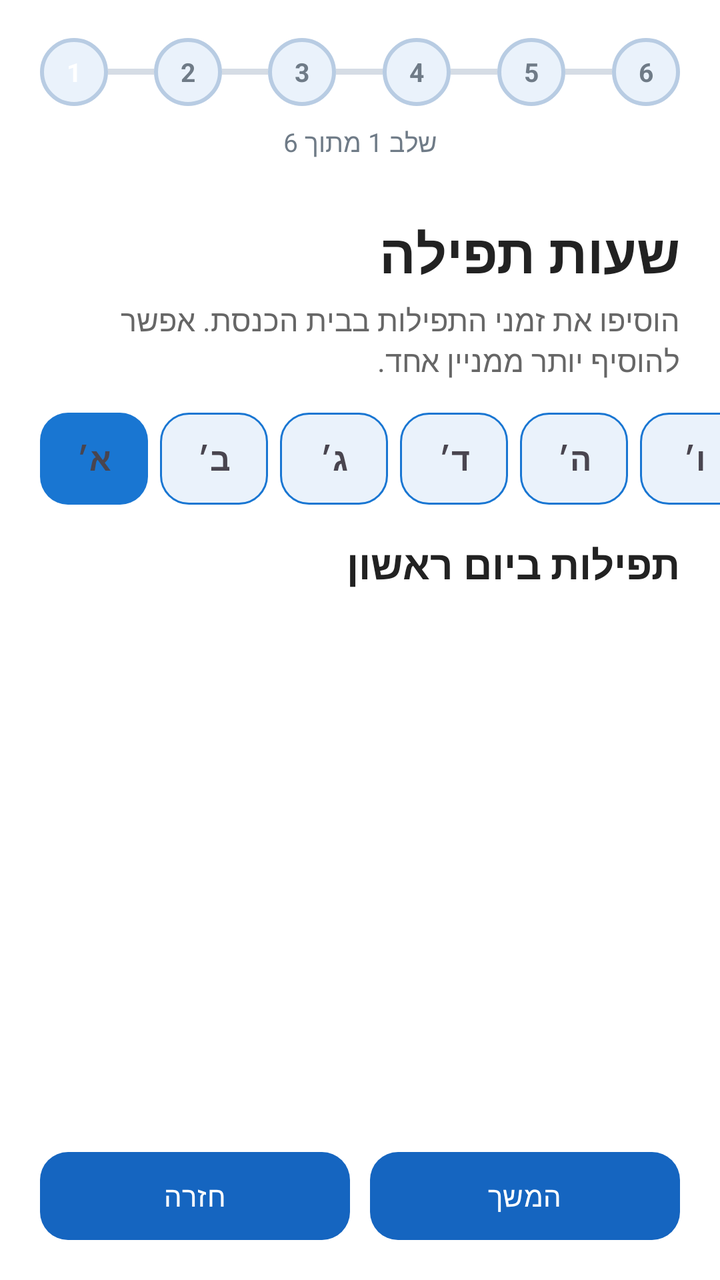
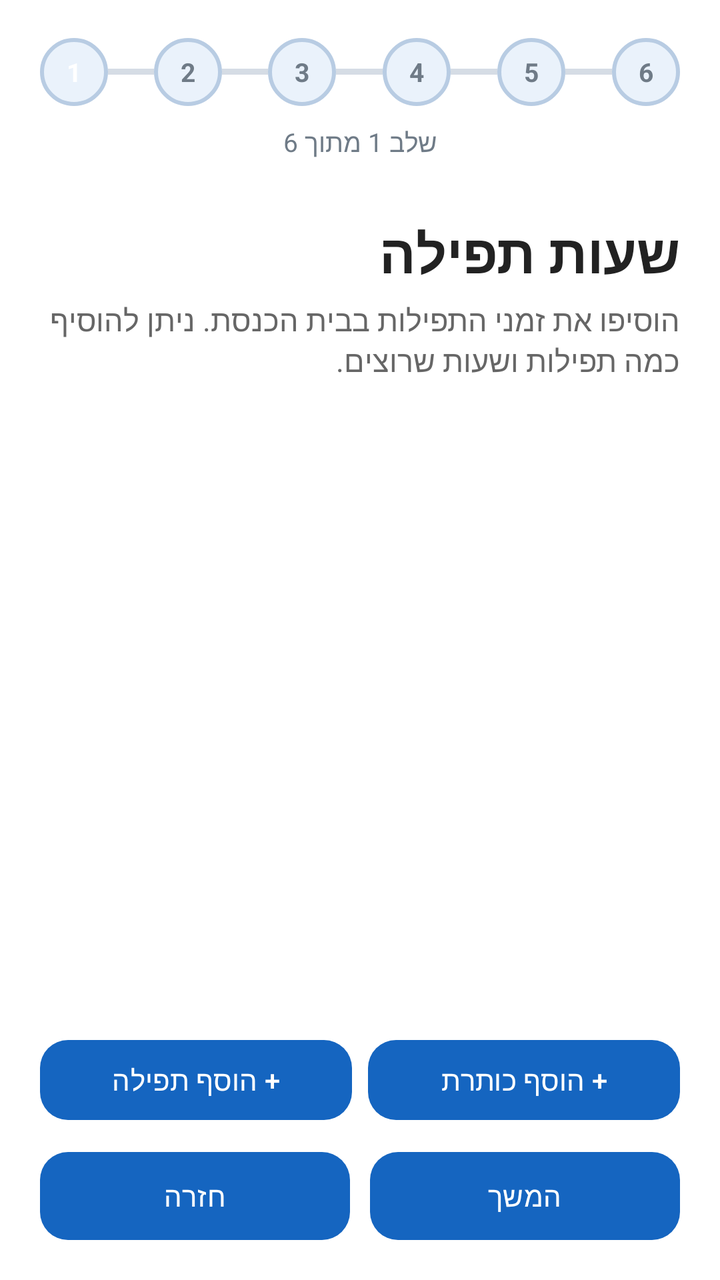

The first picture is an Android layout as it rendered before a commit; the second is the same layout after the commit. The layout source and the unified diff follow.
<!-- AndroidManifest.xml: application theme Theme.DrawerAppSyn -->
<!-- res/layout/fragment_add_synagogue_04_prayer.xml -->
<?xml version="1.0" encoding="utf-8"?>
<androidx.constraintlayout.widget.ConstraintLayout
    xmlns:android="http://schemas.android.com/apk/res/android"
    xmlns:app="http://schemas.android.com/apk/res-auto"
    android:layout_width="match_parent"
    android:layout_height="match_parent"
    android:background="@android:color/white"
    android:layoutDirection="rtl">




    <include
        android:id="@+id/registrationProgressInclude"
        layout="@layout/registration_progress"
        android:layout_width="0dp"
        android:layout_height="wrap_content"
        android:layout_marginStart="20dp"
        android:layout_marginEnd="20dp"
        android:layout_marginTop="8dp"
        app:layout_constraintTop_toTopOf="parent"
        app:layout_constraintStart_toStartOf="parent"
        app:layout_constraintEnd_toEndOf="parent" />




    <TextView
        android:id="@+id/textTitle"
        android:layout_width="0dp"
        android:layout_height="wrap_content"
        android:text="שעות תפילה"
        android:textColor="#222222"
        android:textSize="27sp"
        android:textStyle="bold"
        android:layout_marginStart="20dp"
        android:layout_marginEnd="20dp"
        android:layout_marginTop="8dp"
        app:layout_constraintTop_toBottomOf="@id/registrationProgressInclude"
        app:layout_constraintStart_toStartOf="parent"
        app:layout_constraintEnd_toEndOf="parent" />

    <TextView
        android:id="@+id/textSubtitle"
        android:layout_width="0dp"
        android:layout_height="wrap_content"
        android:text="הוסיפו את זמני התפילות בבית הכנסת. אפשר להוסיף יותר ממניין אחד."
        android:textColor="#666666"
        android:textSize="15sp"
        android:layout_marginStart="20dp"
        android:layout_marginEnd="20dp"
        android:layout_marginTop="5dp"
        app:layout_constraintTop_toBottomOf="@id/textTitle"
        app:layout_constraintStart_toStartOf="parent"
        app:layout_constraintEnd_toEndOf="parent" />

    <HorizontalScrollView
        android:id="@+id/daysScroll"
        android:layout_width="0dp"
        android:layout_height="wrap_content"
        android:scrollbars="none"
        android:layout_marginTop="16dp"
        app:layout_constraintTop_toBottomOf="@id/textSubtitle"
        app:layout_constraintStart_toStartOf="parent"
        app:layout_constraintEnd_toEndOf="parent">

        <LinearLayout
            android:layout_width="wrap_content"
            android:layout_height="wrap_content"
            android:orientation="horizontal"
            android:paddingStart="20dp"
            android:paddingEnd="20dp">

            <TextView
                android:id="@+id/daySunday"
                android:layout_width="54dp"
                android:layout_height="46dp"
                android:gravity="center"
                android:text="א׳"
                android:textSize="16sp"
                android:textStyle="bold"
                android:layout_marginEnd="6dp"
                android:background="@drawable/bg_day_selected" />

            <TextView
                android:id="@+id/dayMonday"
                android:layout_width="54dp"
                android:layout_height="46dp"
                android:gravity="center"
                android:text="ב׳"
                android:textSize="16sp"
                android:textStyle="bold"
                android:layout_marginEnd="6dp"
                android:background="@drawable/bg_day_unselected" />

            <TextView
                android:id="@+id/dayTuesday"
                android:layout_width="54dp"
                android:layout_height="46dp"
                android:gravity="center"
                android:text="ג׳"
                android:textSize="16sp"
                android:textStyle="bold"
                android:layout_marginEnd="6dp"
                android:background="@drawable/bg_day_unselected" />

            <TextView
                android:id="@+id/dayWednesday"
                android:layout_width="54dp"
                android:layout_height="46dp"
                android:gravity="center"
                android:text="ד׳"
                android:textSize="16sp"
                android:textStyle="bold"
                android:layout_marginEnd="6dp"
                android:background="@drawable/bg_day_unselected" />

            <TextView
                android:id="@+id/dayThursday"
                android:layout_width="54dp"
                android:layout_height="46dp"
                android:gravity="center"
                android:text="ה׳"
                android:textSize="16sp"
                android:textStyle="bold"
                android:layout_marginEnd="6dp"
                android:background="@drawable/bg_day_unselected" />

            <TextView
                android:id="@+id/dayFriday"
                android:layout_width="54dp"
                android:layout_height="46dp"
                android:gravity="center"
                android:text="ו׳"
                android:textSize="16sp"
                android:textStyle="bold"
                android:layout_marginEnd="6dp"
                android:background="@drawable/bg_day_unselected" />

            <TextView
                android:id="@+id/dayShabbat"
                android:layout_width="54dp"
                android:layout_height="46dp"
                android:gravity="center"
                android:text="שבת"
                android:textSize="15sp"
                android:textStyle="bold"
                android:background="@drawable/bg_day_unselected" />

        </LinearLayout>

    </HorizontalScrollView>

    <TextView
        android:id="@+id/selectedDayTitle"
        android:layout_width="0dp"
        android:layout_height="wrap_content"
        android:text="תפילות ביום ראשון"
        android:textColor="#222222"
        android:textSize="20sp"
        android:textStyle="bold"
        android:layout_marginStart="20dp"
        android:layout_marginEnd="20dp"
        android:layout_marginTop="16dp"
        app:layout_constraintTop_toBottomOf="@id/daysScroll"
        app:layout_constraintStart_toStartOf="parent"
        app:layout_constraintEnd_toEndOf="parent" />

    <ScrollView
        android:id="@+id/prayerScroll"
        android:layout_width="0dp"
        android:layout_height="0dp"
        android:fillViewport="true"
        android:layout_marginTop="10dp"
        android:layout_marginBottom="10dp"
        app:layout_constraintTop_toBottomOf="@id/selectedDayTitle"
        app:layout_constraintBottom_toTopOf="@id/navigationButtons"
        app:layout_constraintStart_toStartOf="parent"
        app:layout_constraintEnd_toEndOf="parent">

        <LinearLayout
            android:id="@+id/prayerContainer"
            android:layout_width="match_parent"
            android:layout_height="wrap_content"
            android:orientation="vertical"
            android:paddingStart="20dp"
            android:paddingEnd="20dp"
            android:paddingBottom="20dp" />

    </ScrollView>

    <LinearLayout
        android:id="@+id/navigationButtons"
        android:layout_width="0dp"
        android:layout_height="wrap_content"
        android:orientation="horizontal"
        android:paddingStart="20dp"
        android:paddingEnd="20dp"
        android:paddingBottom="16dp"
        android:gravity="center_vertical"
        app:layout_constraintBottom_toBottomOf="parent"
        app:layout_constraintStart_toStartOf="parent"
        app:layout_constraintEnd_toEndOf="parent">

        <com.google.android.material.button.MaterialButton
            android:id="@+id/buttonBack"
            android:layout_width="0dp"
            android:layout_height="wrap_content"
            android:layout_weight="1"
            android:text="חזרה"
            android:minHeight="52dp"
            app:cornerRadius="14dp" />

        <Space
            android:layout_width="10dp"
            android:layout_height="1dp" />

        <com.google.android.material.button.MaterialButton
            android:id="@+id/buttonNext"
            android:layout_width="0dp"
            android:layout_height="wrap_content"
            android:layout_weight="1"
            android:text="המשך"
            android:minHeight="52dp"
            app:cornerRadius="14dp" />

    </LinearLayout>

</androidx.constraintlayout.widget.ConstraintLayout>
<!-- res/layout/registration_progress.xml (included above) -->
<?xml version="1.0" encoding="utf-8"?>
<LinearLayout
    xmlns:android="http://schemas.android.com/apk/res/android"
    android:id="@+id/registrationProgress"
    android:layout_width="match_parent"
    android:layout_height="wrap_content"
    android:orientation="vertical"
    android:layoutDirection="ltr"
    android:paddingTop="8dp"
    android:paddingBottom="20dp">

    <LinearLayout
        android:layout_width="match_parent"
        android:layout_height="40dp"
        android:orientation="horizontal"
        android:gravity="center_vertical">

        <TextView
            android:id="@+id/progressStep1"
            android:layout_width="34dp"
            android:layout_height="34dp"
            android:gravity="center"
            android:text="1"
            android:textSize="13sp"
            android:textStyle="bold"
            android:textColor="#FFFFFF"
            android:background="@drawable/bg_progress_inactive"/>

        <View
            android:id="@+id/progressLine1"
            android:layout_width="0dp"
            android:layout_height="3dp"
            android:layout_weight="1"
            android:background="#D5DCE5"/>

        <TextView
            android:id="@+id/progressStep2"
            android:layout_width="34dp"
            android:layout_height="34dp"
            android:gravity="center"
            android:text="2"
            android:textSize="13sp"
            android:textStyle="bold"
            android:textColor="#6F7B87"
            android:background="@drawable/bg_progress_inactive"/>

        <View
            android:id="@+id/progressLine2"
            android:layout_width="0dp"
            android:layout_height="3dp"
            android:layout_weight="1"
            android:background="#D5DCE5"/>

        <TextView
            android:id="@+id/progressStep3"
            android:layout_width="34dp"
            android:layout_height="34dp"
            android:gravity="center"
            android:text="3"
            android:textSize="13sp"
            android:textStyle="bold"
            android:textColor="#6F7B87"
            android:background="@drawable/bg_progress_inactive"/>

        <View
            android:id="@+id/progressLine3"
            android:layout_width="0dp"
            android:layout_height="3dp"
            android:layout_weight="1"
            android:background="#D5DCE5"/>

        <TextView
            android:id="@+id/progressStep4"
            android:layout_width="34dp"
            android:layout_height="34dp"
            android:gravity="center"
            android:text="4"
            android:textSize="13sp"
            android:textStyle="bold"
            android:textColor="#6F7B87"
            android:background="@drawable/bg_progress_inactive"/>

        <View
            android:id="@+id/progressLine4"
            android:layout_width="0dp"
            android:layout_height="3dp"
            android:layout_weight="1"
            android:background="#D5DCE5"/>

        <TextView
            android:id="@+id/progressStep5"
            android:layout_width="34dp"
            android:layout_height="34dp"
            android:gravity="center"
            android:text="5"
            android:textSize="13sp"
            android:textStyle="bold"
            android:textColor="#6F7B87"
            android:background="@drawable/bg_progress_inactive"/>

        <View
            android:id="@+id/progressLine5"
            android:layout_width="0dp"
            android:layout_height="3dp"
            android:layout_weight="1"
            android:background="#D5DCE5"/>

        <TextView
            android:id="@+id/progressStep6"
            android:layout_width="34dp"
            android:layout_height="34dp"
            android:gravity="center"
            android:text="6"
            android:textSize="13sp"
            android:textStyle="bold"
            android:textColor="#6F7B87"
            android:background="@drawable/bg_progress_inactive"/>

    </LinearLayout>

    <TextView
        android:id="@+id/progressStepText"
        android:layout_width="match_parent"
        android:layout_height="wrap_content"
        android:gravity="center"
        android:text="שלב 1 מתוך 6"
        android:textColor="#6F7B87"
        android:textSize="13sp"
        android:layout_marginTop="6dp"
        android:layoutDirection="rtl"/>

</LinearLayout>
<!-- resources referenced by this layout -->
<resources>
  <!-- drawable bg_day_selected (drawable) -->
  <?xml version="1.0" encoding="utf-8"?>
  <shape xmlns:android="http://schemas.android.com/apk/res/android"
      android:shape="rectangle">
  
      <solid android:color="#1976D2" />
  
      <corners android:radius="14dp" />
  
  </shape>
  <!-- drawable bg_day_unselected (drawable) -->
  <?xml version="1.0" encoding="utf-8"?>
  <shape xmlns:android="http://schemas.android.com/apk/res/android"
      android:shape="rectangle">
  
      <solid android:color="#EAF2FB" />
  
      <stroke
          android:width="1dp"
          android:color="#1976D2" />
  
      <corners android:radius="14dp" />
  
  </shape>
  <!-- drawable bg_progress_inactive (drawable) -->
  <?xml version="1.0" encoding="utf-8"?>
  <shape xmlns:android="http://schemas.android.com/apk/res/android"
      android:shape="oval">
  
      <solid android:color="#EAF2FB" />
  
      <stroke
          android:width="2dp"
          android:color="#B8CCE3" />
  
      <size
          android:width="34dp"
          android:height="34dp" />
  
  </shape>
  <style name="Theme.DrawerAppSyn" parent="Base.Theme.DrawerAppSyn" />
  <style name="Base.Theme.DrawerAppSyn" parent="Theme.Material3.DayNight.NoActionBar">
  
          
          <item name="colorPrimary">@color/primary</item>
          <item name="colorOnPrimary">@color/white</item>
  
          
          <item name="colorPrimaryContainer">@color/primary_light</item>
          <item name="colorOnPrimaryContainer">@color/primary_dark</item>
  
          
          <item name="colorSecondary">@color/primary</item>
          <item name="colorOnSecondary">@color/white</item>
  
          
          <item name="android:colorBackground">@color/screen_background</item>
      </style>
  <color name="primary">#1565C0</color>
  <color name="white">#FFFFFFFF</color>
  <color name="primary_light">#E3F2FD</color>
  <color name="primary_dark">#0D47A1</color>
  <color name="screen_background">#F6F7F9</color>
</resources>

<!-- the commit's change to res/layout/fragment_add_synagogue_04_prayer.xml (unified diff, before → after) -->
@@ -7,8 +7,9 @@
     android:background="@android:color/white"
     android:layoutDirection="rtl">
 
-
-
+    
+    
+    
 
     <include
         android:id="@+id/registrationProgressInclude"
@@ -22,8 +23,9 @@
         app:layout_constraintStart_toStartOf="parent"
         app:layout_constraintEnd_toEndOf="parent" />
 
-
-
+    
+    
+    
 
     <TextView
         android:id="@+id/textTitle"
@@ -40,11 +42,15 @@
         app:layout_constraintStart_toStartOf="parent"
         app:layout_constraintEnd_toEndOf="parent" />
 
+    
+    
+    
+
     <TextView
         android:id="@+id/textSubtitle"
         android:layout_width="0dp"
         android:layout_height="wrap_content"
-        android:text="הוסיפו את זמני התפילות בבית הכנסת. אפשר להוסיף יותר ממניין אחד."
+        android:text="הוסיפו את זמני התפילות בבית הכנסת. ניתן להוסיף כמה תפילות ושעות שרוצים."
         android:textColor="#666666"
         android:textSize="15sp"
         android:layout_marginStart="20dp"
@@ -54,127 +60,19 @@
         app:layout_constraintStart_toStartOf="parent"
         app:layout_constraintEnd_toEndOf="parent" />
 
-    <HorizontalScrollView
-        android:id="@+id/daysScroll"
-        android:layout_width="0dp"
-        android:layout_height="wrap_content"
-        android:scrollbars="none"
-        android:layout_marginTop="16dp"
-        app:layout_constraintTop_toBottomOf="@id/textSubtitle"
-        app:layout_constraintStart_toStartOf="parent"
-        app:layout_constraintEnd_toEndOf="parent">
-
-        <LinearLayout
-            android:layout_width="wrap_content"
-            android:layout_height="wrap_content"
-            android:orientation="horizontal"
-            android:paddingStart="20dp"
-            android:paddingEnd="20dp">
-
-            <TextView
-                android:id="@+id/daySunday"
-                android:layout_width="54dp"
-                android:layout_height="46dp"
-                android:gravity="center"
-                android:text="א׳"
-                android:textSize="16sp"
-                android:textStyle="bold"
-                android:layout_marginEnd="6dp"
-                android:background="@drawable/bg_day_selected" />
-
-            <TextView
-                android:id="@+id/dayMonday"
-                android:layout_width="54dp"
-                android:layout_height="46dp"
-                android:gravity="center"
-                android:text="ב׳"
-                android:textSize="16sp"
-                android:textStyle="bold"
-                android:layout_marginEnd="6dp"
-                android:background="@drawable/bg_day_unselected" />
-
-            <TextView
-                android:id="@+id/dayTuesday"
-                android:layout_width="54dp"
-                android:layout_height="46dp"
-                android:gravity="center"
-                android:text="ג׳"
-                android:textSize="16sp"
-                android:textStyle="bold"
-                android:layout_marginEnd="6dp"
-                android:background="@drawable/bg_day_unselected" />
-
-            <TextView
-                android:id="@+id/dayWednesday"
-                android:layout_width="54dp"
-                android:layout_height="46dp"
-                android:gravity="center"
-                android:text="ד׳"
-                android:textSize="16sp"
-                android:textStyle="bold"
-                android:layout_marginEnd="6dp"
-                android:background="@drawable/bg_day_unselected" />
-
-            <TextView
-                android:id="@+id/dayThursday"
-                android:layout_width="54dp"
-                android:layout_height="46dp"
-                android:gravity="center"
-                android:text="ה׳"
-                android:textSize="16sp"
-                android:textStyle="bold"
-                android:layout_marginEnd="6dp"
-                android:background="@drawable/bg_day_unselected" />
-
-            <TextView
-                android:id="@+id/dayFriday"
-                android:layout_width="54dp"
-                android:layout_height="46dp"
-                android:gravity="center"
-                android:text="ו׳"
-                android:textSize="16sp"
-                android:textStyle="bold"
-                android:layout_marginEnd="6dp"
-                android:background="@drawable/bg_day_unselected" />
-
-            <TextView
-                android:id="@+id/dayShabbat"
-                android:layout_width="54dp"
-                android:layout_height="46dp"
-                android:gravity="center"
-                android:text="שבת"
-                android:textSize="15sp"
-                android:textStyle="bold"
-                android:background="@drawable/bg_day_unselected" />
-
-        </LinearLayout>
-
-    </HorizontalScrollView>
-
-    <TextView
-        android:id="@+id/selectedDayTitle"
-        android:layout_width="0dp"
-        android:layout_height="wrap_content"
-        android:text="תפילות ביום ראשון"
-        android:textColor="#222222"
-        android:textSize="20sp"
-        android:textStyle="bold"
-        android:layout_marginStart="20dp"
-        android:layout_marginEnd="20dp"
-        android:layout_marginTop="16dp"
-        app:layout_constraintTop_toBottomOf="@id/daysScroll"
-        app:layout_constraintStart_toStartOf="parent"
-        app:layout_constraintEnd_toEndOf="parent" />
+    
+    
+    
 
     <ScrollView
         android:id="@+id/prayerScroll"
         android:layout_width="0dp"
         android:layout_height="0dp"
         android:fillViewport="true"
-        android:layout_marginTop="10dp"
+        android:layout_marginTop="16dp"
         android:layout_marginBottom="10dp"
-        app:layout_constraintTop_toBottomOf="@id/selectedDayTitle"
-        app:layout_constraintBottom_toTopOf="@id/navigationButtons"
+        app:layout_constraintTop_toBottomOf="@id/textSubtitle"
+        app:layout_constraintBottom_toTopOf="@id/addPrayerButtons"
         app:layout_constraintStart_toStartOf="parent"
         app:layout_constraintEnd_toEndOf="parent">
 
@@ -185,9 +83,60 @@
             android:orientation="vertical"
             android:paddingStart="20dp"
             android:paddingEnd="20dp"
-            android:paddingBottom="20dp" />
+            android:paddingBottom="20dp">
+
+            
+
+        </LinearLayout>
 
     </ScrollView>
+
+    
+    
+    
+
+    <LinearLayout
+        android:id="@+id/addPrayerButtons"
+        android:layout_width="0dp"
+        android:layout_height="wrap_content"
+        android:orientation="horizontal"
+        android:gravity="center"
+        android:paddingStart="20dp"
+        android:paddingEnd="20dp"
+        android:paddingBottom="8dp"
+        app:layout_constraintBottom_toTopOf="@id/navigationButtons"
+        app:layout_constraintStart_toStartOf="parent"
+        app:layout_constraintEnd_toEndOf="parent">
+
+        <com.google.android.material.button.MaterialButton
+            android:id="@+id/buttonAddPrayer"
+            android:layout_width="0dp"
+            android:layout_height="48dp"
+            android:layout_weight="1"
+            android:text="+ הוסף תפילה"
+            android:textSize="14sp"
+            android:textAllCaps="false"
+            app:cornerRadius="14dp" />
+
+        <Space
+            android:layout_width="8dp"
+            android:layout_height="1dp" />
+
+        <com.google.android.material.button.MaterialButton
+            android:id="@+id/buttonAddHeader"
+            android:layout_width="0dp"
+            android:layout_height="48dp"
+            android:layout_weight="1"
+            android:text="+ הוסף כותרת"
+            android:textSize="14sp"
+            android:textAllCaps="false"
+            app:cornerRadius="14dp" />
+
+    </LinearLayout>
+
+    
+    
+    
 
     <LinearLayout
         android:id="@+id/navigationButtons"
@@ -209,6 +158,7 @@
             android:layout_weight="1"
             android:text="חזרה"
             android:minHeight="52dp"
+            android:textAllCaps="false"
             app:cornerRadius="14dp" />
 
         <Space
@@ -222,6 +172,7 @@
             android:layout_weight="1"
             android:text="המשך"
             android:minHeight="52dp"
+            android:textAllCaps="false"
             app:cornerRadius="14dp" />
 
     </LinearLayout>
<!-- resource entries referenced after the edit -->
@@ -1,29 +1,5 @@
 <!-- resources referenced by this layout -->
 <resources>
-  <!-- drawable bg_day_selected (drawable) -->
-  <?xml version="1.0" encoding="utf-8"?>
-  <shape xmlns:android="http://schemas.android.com/apk/res/android"
-      android:shape="rectangle">
-  
-      <solid android:color="#1976D2" />
-  
-      <corners android:radius="14dp" />
-  
-  </shape>
-  <!-- drawable bg_day_unselected (drawable) -->
-  <?xml version="1.0" encoding="utf-8"?>
-  <shape xmlns:android="http://schemas.android.com/apk/res/android"
-      android:shape="rectangle">
-  
-      <solid android:color="#EAF2FB" />
-  
-      <stroke
-          android:width="1dp"
-          android:color="#1976D2" />
-  
-      <corners android:radius="14dp" />
-  
-  </shape>
   <!-- drawable bg_progress_inactive (drawable) -->
   <?xml version="1.0" encoding="utf-8"?>
   <shape xmlns:android="http://schemas.android.com/apk/res/android"
